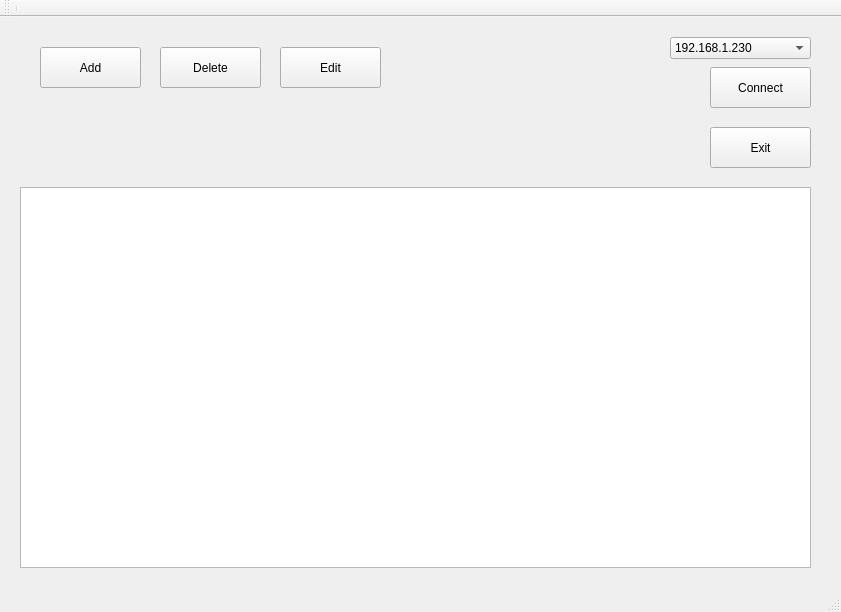
Qt form mainwindow.ui (melnikoleg/mongodb_client) before a commit.
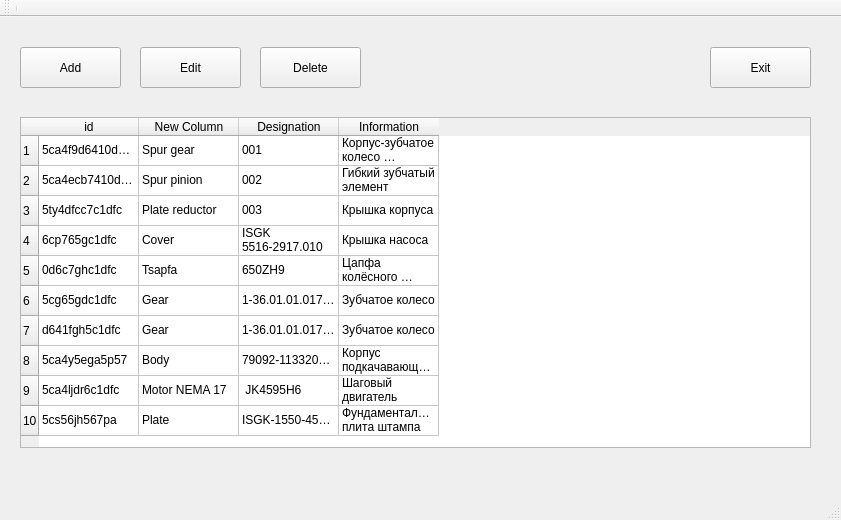
The same form after that commit.

Diff of the .ui file:
```diff
--- a/mainwindow.ui
+++ b/mainwindow.ui
@@ -7,7 +7,7 @@
     <x>0</x>
     <y>0</y>
     <width>841</width>
-    <height>612</height>
+    <height>520</height>
    </rect>
   </property>
   <property name="windowTitle">
@@ -17,7 +17,7 @@
    <widget class="QPushButton" name="AddButton">
     <property name="geometry">
      <rect>
-      <x>40</x>
+      <x>20</x>
       <y>30</y>
       <width>101</width>
       <height>41</height>
@@ -30,7 +30,7 @@
    <widget class="QPushButton" name="DeleteButton">
     <property name="geometry">
      <rect>
-      <x>160</x>
+      <x>260</x>
       <y>30</y>
       <width>101</width>
       <height>41</height>
@@ -43,7 +43,7 @@
    <widget class="QPushButton" name="EditButton">
     <property name="geometry">
      <rect>
-      <x>280</x>
+      <x>140</x>
       <y>30</y>
       <width>101</width>
       <height>41</height>
@@ -53,26 +53,13 @@
      <string>Edit</string>
     </property>
    </widget>
-   <widget class="QPushButton" name="ConnectButton">
-    <property name="geometry">
-     <rect>
-      <x>710</x>
-      <y>50</y>
-      <width>101</width>
-      <height>41</height>
-     </rect>
-    </property>
-    <property name="text">
-     <string>Connect</string>
-    </property>
-   </widget>
    <widget class="QTableWidget" name="tableWidget">
     <property name="geometry">
      <rect>
       <x>20</x>
-      <y>170</y>
+      <y>100</y>
       <width>791</width>
-      <height>381</height>
+      <height>331</height>
      </rect>
     </property>
     <property name="contextMenuPolicy">
@@ -93,40 +80,274 @@
     <property name="horizontalScrollMode">
      <enum>QAbstractItemView::ScrollPerPixel</enum>
     </property>
-   </widget>
-   <widget class="QComboBox" name="comboBox">
-    <property name="geometry">
-     <rect>
-      <x>670</x>
-      <y>20</y>
-      <width>141</width>
-      <height>22</height>
-     </rect>
-    </property>
-    <property name="maximumSize">
-     <size>
-      <width>141</width>
-      <height>16777215</height>
-     </size>
-    </property>
-    <property name="font">
-     <font>
-      <kerning>false</kerning>
-     </font>
-    </property>
-    <item>
+    <row>
      <property name="text">
-      <string>192.168.1.230</string>
+      <string>1</string>
      </property>
+    </row>
+    <row>
+     <property name="text">
+      <string>2</string>
+     </property>
+    </row>
+    <row>
+     <property name="text">
+      <string>3</string>
+     </property>
+    </row>
+    <row>
+     <property name="text">
+      <string>4</string>
+     </property>
+    </row>
+    <row>
+     <property name="text">
+      <string>5</string>
+     </property>
+    </row>
+    <row>
+     <property name="text">
+      <string>6</string>
+     </property>
+    </row>
+    <row>
+     <property name="text">
+      <string>7</string>
+     </property>
+    </row>
+    <row>
+     <property name="text">
+      <string>8</string>
+     </property>
+    </row>
+    <row>
+     <property name="text">
+      <string>9</string>
+     </property>
+    </row>
+    <row>
+     <property name="text">
+      <string>10</string>
+     </property>
+    </row>
+    <column>
+     <property name="text">
+      <string>id</string>
+     </property>
+    </column>
+    <column>
+     <property name="text">
+      <string>New Column</string>
+     </property>
+    </column>
+    <column>
+     <property name="text">
+      <string>Designation</string>
+     </property>
+    </column>
+    <column>
+     <property name="text">
+      <string>Information</string>
+     </property>
+    </column>
+    <item row="0" column="0">
+     <property name="text">
+      <string>5ca4f9d6410d6c1dfcc7a599</string>
+     </property>
     </item>
-    <item>
+    <item row="0" column="1">
      <property name="text">
-      <string>localhost</string>
+      <string>Spur gear</string>
      </property>
     </item>
-    <item>
+    <item row="0" column="2">
      <property name="text">
-      <string>192.168.1.37</string>
+      <string>001</string>
+     </property>
+    </item>
+    <item row="0" column="3">
+     <property name="text">
+      <string>Корпус-зубчатое колесо волнового редуктора</string>
+     </property>
+    </item>
+    <item row="1" column="0">
+     <property name="text">
+      <string>5ca4ecb7410d6c1a9c6a80ea</string>
+     </property>
+    </item>
+    <item row="1" column="1">
+     <property name="text">
+      <string>Spur pinion</string>
+     </property>
+    </item>
+    <item row="1" column="2">
+     <property name="text">
+      <string>002</string>
+     </property>
+    </item>
+    <item row="1" column="3">
+     <property name="text">
+      <string>Гибкий зубчатый элемент</string>
+     </property>
+    </item>
+    <item row="2" column="0">
+     <property name="text">
+      <string>5ty4dfcc7c1dfc</string>
+     </property>
+    </item>
+    <item row="2" column="1">
+     <property name="text">
+      <string>Plate reductor</string>
+     </property>
+    </item>
+    <item row="2" column="2">
+     <property name="text">
+      <string>003</string>
+     </property>
+    </item>
+    <item row="2" column="3">
+     <property name="text">
+      <string>Крышка корпуса</string>
+     </property>
+    </item>
+    <item row="3" column="0">
+     <property name="text">
+      <string>6cp765gc1dfc</string>
+     </property>
+    </item>
+    <item row="3" column="1">
+     <property name="text">
+      <string>Cover</string>
+     </property>
+    </item>
+    <item row="3" column="2">
+     <property name="text">
+      <string>ISGK 5516-2917.010</string>
+     </property>
+    </item>
+    <item row="3" column="3">
+     <property name="text">
+      <string>Крышка насоса</string>
+     </property>
+    </item>
+    <item row="4" column="0">
+     <property name="text">
+      <string>0d6c7ghc1dfc</string>
+     </property>
+    </item>
+    <item row="4" column="1">
+     <property name="text">
+      <string>Tsapfa</string>
+     </property>
+    </item>
+    <item row="4" column="2">
+     <property name="text">
+      <string>650ZH9</string>
+     </property>
+    </item>
+    <item row="4" column="3">
+     <property name="text">
+      <string>Цапфа колёсного редуктора</string>
+     </property>
+    </item>
+    <item row="5" column="0">
+     <property name="text">
+      <string>5cg65gdc1dfc</string>
+     </property>
+    </item>
+    <item row="5" column="1">
+     <property name="text">
+      <string>Gear</string>
+     </property>
+    </item>
+    <item row="5" column="2">
+     <property name="text">
+      <string>1-36.01.01.017.002</string>
+     </property>
+    </item>
+    <item row="5" column="3">
+     <property name="text">
+      <string>Зубчатое колесо</string>
+     </property>
+    </item>
+    <item row="6" column="0">
+     <property name="text">
+      <string>d641fgh5c1dfc</string>
+     </property>
+    </item>
+    <item row="6" column="1">
+     <property name="text">
+      <string>Gear</string>
+     </property>
+    </item>
+    <item row="6" column="2">
+     <property name="text">
+      <string>1-36.01.01.017.005</string>
+     </property>
+    </item>
+    <item row="6" column="3">
+     <property name="text">
+      <string>Зубчатое колесо</string>
+     </property>
+    </item>
+    <item row="7" column="0">
+     <property name="text">
+      <string>5ca4y5egа5р57</string>
+     </property>
+    </item>
+    <item row="7" column="1">
+     <property name="text">
+      <string>Body</string>
+     </property>
+    </item>
+    <item row="7" column="2">
+     <property name="text">
+      <string>79092-1133206-10</string>
+     </property>
+    </item>
+    <item row="7" column="3">
+     <property name="text">
+      <string>Корпус подкачавающего насоса</string>
+     </property>
+    </item>
+    <item row="8" column="0">
+     <property name="text">
+      <string>5ca4ljdr6c1dfc</string>
+     </property>
+    </item>
+    <item row="8" column="1">
+     <property name="text">
+      <string>Motor NEMA 17</string>
+     </property>
+    </item>
+    <item row="8" column="2">
+     <property name="text">
+      <string> JK4595H6</string>
+     </property>
+    </item>
+    <item row="8" column="3">
+     <property name="text">
+      <string>Шаговый двигатель </string>
+     </property>
+    </item>
+    <item row="9" column="0">
+     <property name="text">
+      <string>5cs56jh567ра</string>
+     </property>
+    </item>
+    <item row="9" column="1">
+     <property name="text">
+      <string>Plate</string>
+     </property>
+    </item>
+    <item row="9" column="2">
+     <property name="text">
+      <string>ISGK-1550-4545.001</string>
+     </property>
+    </item>
+    <item row="9" column="3">
+     <property name="text">
+      <string>Фундаментальная плита штампа</string>
      </property>
     </item>
    </widget>
@@ -134,7 +355,7 @@
     <property name="geometry">
      <rect>
       <x>710</x>
-      <y>110</y>
+      <y>30</y>
       <width>101</width>
       <height>41</height>
      </rect>
```
